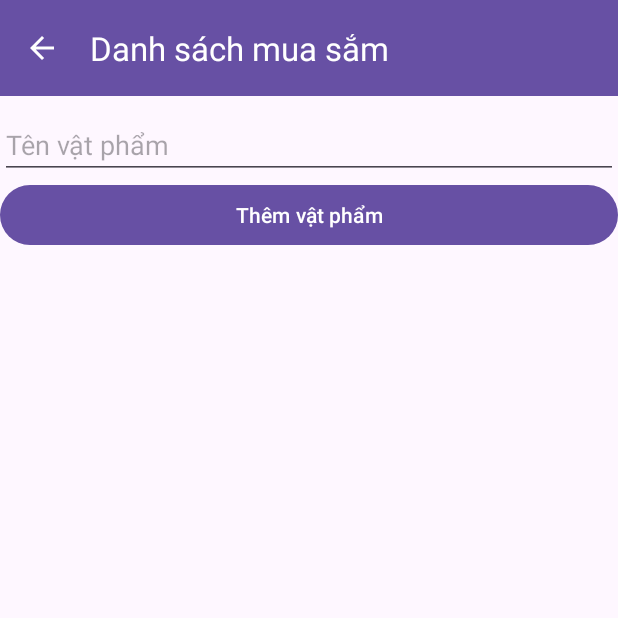
After one commit to mapp113/quanlichitieu, an Android app: the ShoppingListActivity screen opened directly, with no data from a screen before it, on a phone screen of 412 x 824 dp, the top half of it. The commit adds this screen. Run offline under Robolectric (Android 15) with nearby library versions, the phone set to English and light mode, and no system bars; our stand-ins replace Room's generated code.

Commit message:
Sign out and shopping items list

```diff
--- /dev/null
+++ b/app/src/main/java/com/example/quanlichitieu/data/local/dao/ShoppingItemDao.java
@@ -0,0 +1,25 @@
+package com.example.quanlichitieu.data.local.dao;
+
+import androidx.room.Dao;
+import androidx.room.Delete;
+import androidx.room.Insert;
+import androidx.room.Query;
+import androidx.room.Update;
+
+import com.example.quanlichitieu.data.local.entity.ShoppingItem;
+
+import java.util.List;
+@Dao
+public interface ShoppingItemDao {
+    @Query("SELECT * FROM shoppingitems WHERE userId = :userId")
+    List<ShoppingItem> getShoppingItemsByUserId(int userId);
+
+    @Insert
+    void insertShoppingItem(ShoppingItem shoppingItem);
+
+    @Update
+    void updateShoppingItem(ShoppingItem shoppingItem);
+
+    @Delete
+    void deleteShoppingItem(ShoppingItem shoppingItem);
+}
--- a/app/src/main/java/com/example/quanlichitieu/data/local/database/appDatabase.java
+++ b/app/src/main/java/com/example/quanlichitieu/data/local/database/appDatabase.java
@@ -11,17 +11,19 @@ import androidx.sqlite.db.SupportSQLiteDatabase;
 
 import com.example.quanlichitieu.data.local.dao.CategoryDao;
 import com.example.quanlichitieu.data.local.dao.GoalDAO;
+import com.example.quanlichitieu.data.local.dao.ShoppingItemDao;
 import com.example.quanlichitieu.data.local.dao.TransactionDao;
 import com.example.quanlichitieu.data.local.dao.UserDao;
 import com.example.quanlichitieu.data.local.entity.Category;
 import com.example.quanlichitieu.data.local.entity.Goal;
+import com.example.quanlichitieu.data.local.entity.ShoppingItem;
 import com.example.quanlichitieu.data.local.entity.Transaction;
 import com.example.quanlichitieu.data.local.entity.User;
 import com.example.quanlichitieu.data.local.entity.Converters;
 
 import java.util.concurrent.Executors;
 
-@Database(entities = {Transaction.class, Category.class, User.class, Goal.class}, version = 5, exportSchema = false)
+@Database(entities = {Transaction.class, Category.class, User.class, Goal.class, ShoppingItem.class}, version = 5, exportSchema = false)
 
 @TypeConverters(Converters.class)
 public abstract class appDatabase extends RoomDatabase {
@@ -30,6 +32,7 @@ public abstract class appDatabase extends RoomDatabase {
     public abstract UserDao userDao();
     public abstract TransactionDao transactionDao();
     public abstract GoalDAO goalDAO();
+    public abstract ShoppingItemDao shoppingItemDao();
 
     public static synchronized appDatabase getInstance(Context context) {
 
--- /dev/null
+++ b/app/src/main/java/com/example/quanlichitieu/ui/activity/ShoppingListActivity.java
@@ -0,0 +1,101 @@
+package com.example.quanlichitieu.ui.activity;
+
+import android.os.Bundle;
+import android.widget.Button;
+import android.widget.EditText;
+
+import androidx.activity.EdgeToEdge;
+import androidx.appcompat.app.AppCompatActivity;
+import androidx.core.graphics.Insets;
+import androidx.core.view.ViewCompat;
+import androidx.core.view.WindowInsetsCompat;
+import androidx.recyclerview.widget.LinearLayoutManager;
+import androidx.recyclerview.widget.RecyclerView;
+
+import com.example.quanlichitieu.R;
+import com.example.quanlichitieu.data.SessionManager;
+import com.example.quanlichitieu.data.local.database.appDatabase;
+import com.example.quanlichitieu.data.local.entity.ShoppingItem;
+import com.example.quanlichitieu.ui.adapter.ShoppingListAdapter;
+import com.google.android.material.appbar.MaterialToolbar;
+
+import java.util.List;
+import java.util.stream.Collectors;
+
+public class ShoppingListActivity extends AppCompatActivity {
+
+    private ShoppingListAdapter uncheckedAdapter, checkedAdapter;
+    private List<ShoppingItem> allItems;
+    private appDatabase db;
+    private int userId;
+
+    @Override
+    protected void onCreate(Bundle savedInstanceState) {
+        super.onCreate(savedInstanceState);
+        EdgeToEdge.enable(this);
+        setContentView(R.layout.activity_shopping_list);
+        ViewCompat.setOnApplyWindowInsetsListener(findViewById(R.id.main), (v, insets) -> {
+            Insets systemBars = insets.getInsets(WindowInsetsCompat.Type.systemBars());
+            v.setPadding(systemBars.left, systemBars.top, systemBars.right, systemBars.bottom);
+            return insets;
+        });
+
+        MaterialToolbar toolbar = findViewById(R.id.toolbar);
+        toolbar.setNavigationOnClickListener(v -> finish());
+
+        userId = SessionManager.getUserId(this);
+
+        RecyclerView uncheckedList = findViewById(R.id.uncheckedItems);
+        RecyclerView checkedList = findViewById(R.id.checkedItems);
+        EditText etItemName = findViewById(R.id.etItemName);
+        Button btnAddItem = findViewById(R.id.btnAddItem);
+
+        db = appDatabase.getInstance(this);
+        allItems = db.shoppingItemDao().getShoppingItemsByUserId(userId);
+
+        uncheckedAdapter = new ShoppingListAdapter(getFilteredItems(false), itemActionListener);
+        checkedAdapter = new ShoppingListAdapter(getFilteredItems(true), itemActionListener);
+
+        uncheckedList.setLayoutManager(new LinearLayoutManager(this));
+        checkedList.setLayoutManager(new LinearLayoutManager(this));
+        uncheckedList.setAdapter(uncheckedAdapter);
+        checkedList.setAdapter(checkedAdapter);
+
+        btnAddItem.setOnClickListener(v -> {
+            String name = etItemName.getText().toString().trim();
+            if (!name.isEmpty()) {
+                ShoppingItem item = new ShoppingItem( name, false, userId);
+                db.shoppingItemDao().insertShoppingItem(item);
+                refreshItems();
+                etItemName.setText("");
+            }
+        });
+    }
+
+    private void refreshItems() {
+        allItems = db.shoppingItemDao().getShoppingItemsByUserId(userId);
+        uncheckedAdapter.updateList(getFilteredItems(false));
+        checkedAdapter.updateList(getFilteredItems(true));
+    }
+
+    private List<ShoppingItem> getFilteredItems(boolean isChecked) {
+        return allItems.stream()
+                .filter(item -> item.isChecked() == isChecked)
+                .collect(Collectors.toList());
+    }
+
+    private final ShoppingListAdapter.OnItemActionListener itemActionListener = new ShoppingListAdapter.OnItemActionListener() {
+        @Override
+        public void onItemCheckedChanged(ShoppingItem item, boolean isChecked) {
+            item.setChecked(isChecked);
+            db.shoppingItemDao().updateShoppingItem(item);
+            new android.os.Handler().post(() -> refreshItems());
+        }
+
+        @Override
+        public void onItemDeleted(ShoppingItem item) {
+            db.shoppingItemDao().deleteShoppingItem(item);
+            new android.os.Handler().post(() -> refreshItems());
+        }
+    };
+}
--- /dev/null
+++ b/app/src/main/java/com/example/quanlichitieu/ui/adapter/ShoppingListAdapter.java
@@ -0,0 +1,79 @@
+package com.example.quanlichitieu.ui.adapter;
+
+import android.view.LayoutInflater;
+import android.view.View;
+import android.view.ViewGroup;
+import android.widget.CheckBox;
+import android.widget.ImageButton;
+import android.widget.TextView;
+
+import androidx.annotation.NonNull;
+import androidx.recyclerview.widget.RecyclerView;
+
+import com.example.quanlichitieu.R;
+import com.example.quanlichitieu.data.local.entity.ShoppingItem;
+
+import java.util.List;
+
+public class ShoppingListAdapter extends RecyclerView.Adapter<ShoppingListAdapter.ViewHolder> {
+    public interface OnItemActionListener {
+        void onItemCheckedChanged(ShoppingItem item, boolean isChecked);
+        void onItemDeleted(ShoppingItem item);
+    }
+
+    private List<ShoppingItem> itemList;
+    private OnItemActionListener listener;
+
+    public ShoppingListAdapter(List<ShoppingItem> itemList, OnItemActionListener listener) {
+        this.itemList = itemList;
+        this.listener = listener;
+    }
+
+    public void updateList(List<ShoppingItem> newList) {
+        this.itemList = newList;
+        notifyDataSetChanged();
+    }
+
+    @NonNull
+    @Override
+    public ViewHolder onCreateViewHolder(@NonNull ViewGroup parent, int viewType) {
+        View view = LayoutInflater.from(parent.getContext())
+                .inflate(R.layout.item_shopping, parent, false);
+        return new ViewHolder(view);
+    }
+
+    @Override
+    public void onBindViewHolder(@NonNull ViewHolder holder, int position) {
+        ShoppingItem item = itemList.get(position);
+        holder.tvItemName.setText(item.getName());
+        // ✅ Gỡ listener cũ (nếu có) trước khi gán trạng thái checkbox
+        holder.cbChecked.setOnCheckedChangeListener(null);
+        holder.cbChecked.setChecked(item.isChecked());
+
+        // ✅ Gắn lại listener sau khi đã thiết lập trạng thái
+        holder.cbChecked.setOnCheckedChangeListener((buttonView, isChecked) -> {
+            item.setChecked(isChecked);
+            listener.onItemCheckedChanged(item, isChecked);
+        });
+
+        holder.btnDelete.setOnClickListener(v -> listener.onItemDeleted(item));
+    }
+
+    @Override
+    public int getItemCount() {
+        return itemList.size();
+    }
+
+    static class ViewHolder extends RecyclerView.ViewHolder {
+        CheckBox cbChecked;
+        TextView tvItemName;
+        ImageButton btnDelete;
+
+        ViewHolder(@NonNull View itemView) {
+            super(itemView);
+            cbChecked = itemView.findViewById(R.id.cbChecked);
+            tvItemName = itemView.findViewById(R.id.tvItemName);
+            btnDelete = itemView.findViewById(R.id.btnDelete);
+        }
+    }
+}
--- /dev/null
+++ b/app/src/main/res/layout/activity_shopping_list.xml
@@ -0,0 +1,47 @@
+<?xml version="1.0" encoding="utf-8"?>
+<LinearLayout xmlns:android="http://schemas.android.com/apk/res/android"
+    xmlns:app="http://schemas.android.com/apk/res-auto"
+    xmlns:tools="http://schemas.android.com/tools"
+    android:id="@+id/main"
+    android:layout_width="match_parent"
+    android:layout_height="match_parent"
+    android:orientation="vertical"
+    tools:context=".ui.activity.ShoppingListActivity">
+
+    <com.google.android.material.appbar.MaterialToolbar
+        android:id="@+id/toolbar"
+        android:layout_width="match_parent"
+        android:layout_height="?attr/actionBarSize"
+        android:background="?attr/colorPrimary"
+        app:navigationIcon="@drawable/arrow_back_24px"
+        app:navigationIconTint="?attr/colorOnPrimary"
+        app:title="Danh sách mua sắm"
+        app:titleTextColor="?attr/colorOnPrimary"
+        app:popupTheme="@style/ThemeOverlay.Material3.Light" />
+
+    <androidx.recyclerview.widget.RecyclerView
+        android:id="@+id/uncheckedItems"
+        android:layout_width="match_parent"
+        android:layout_height="wrap_content"
+        android:layout_marginTop="10dp"
+        />
+
+    <EditText
+        android:id="@+id/etItemName"
+        android:layout_width="match_parent"
+        android:layout_height="wrap_content"
+        android:hint="Tên vật phẩm" />
+
+    <Button
+        android:id="@+id/btnAddItem"
+        android:layout_width="match_parent"
+        android:layout_height="wrap_content"
+        android:text="Thêm vật phẩm" />
+
+    <androidx.recyclerview.widget.RecyclerView
+        android:id="@+id/checkedItems"
+        android:layout_width="match_parent"
+        android:layout_height="wrap_content"
+         />
+
+</LinearLayout>
--- a/app/src/main/res/layout/tools.xml
+++ b/app/src/main/res/layout/tools.xml
@@ -4,7 +4,8 @@
     android:layout_width="match_parent"
     android:layout_height="match_parent"
     android:background="?attr/colorSurface"
-    android:orientation="vertical">
+    android:orientation="vertical"
+    android:id="@+id/main">
 
     <com.google.android.material.appbar.MaterialToolbar
         android:id="@+id/toolbar"
```
Also changed, not shown: app/src/main/AndroidManifest.xml (+5 -3 lines), app/src/main/java/com/example/quanlichitieu/data/local/entity/ShoppingItem.java (added, +53 -0 lines), app/src/main/java/com/example/quanlichitieu/ui/activity/SettingsActivity.java (+28 -0 lines), app/src/main/java/com/example/quanlichitieu/ui/activity/ToolsActivity.java (+19 -0 lines), app/src/main/res/layout/item_shopping.xml (added, +30 -0 lines), app/src/main/res/layout/settings.xml (+9 -1 lines).
